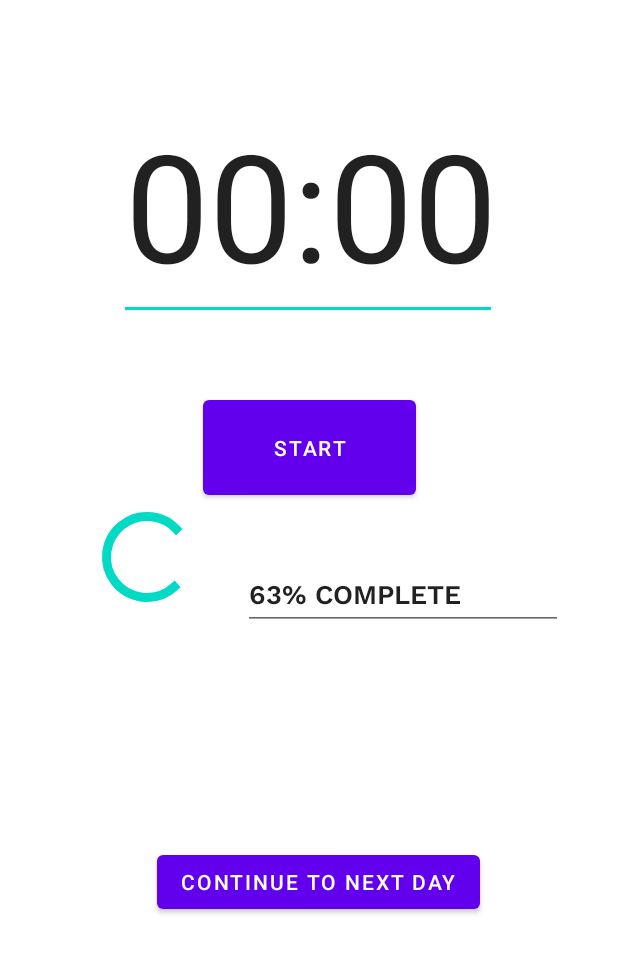
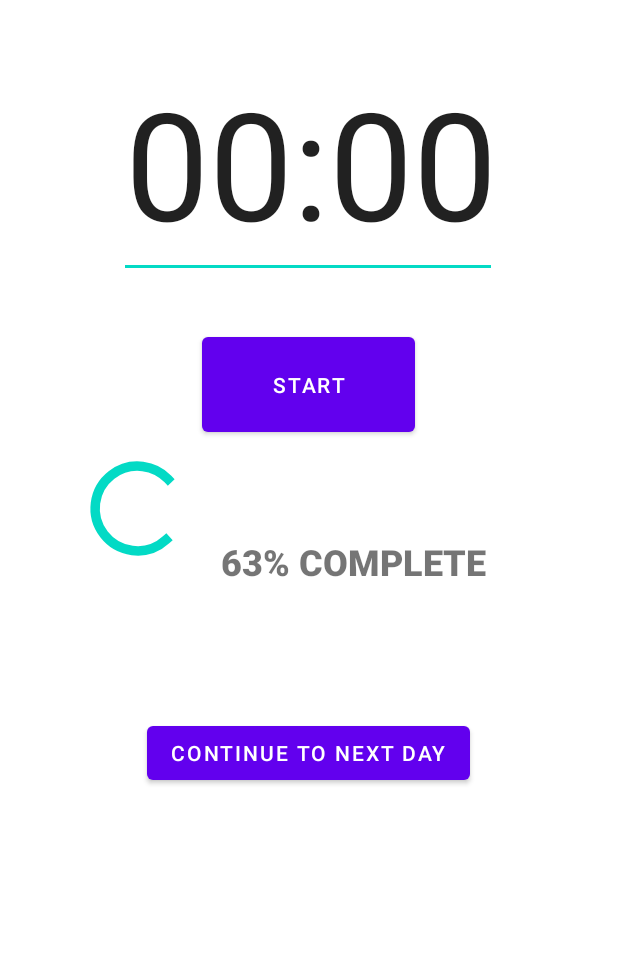
Before and after one commit to ppandya12/IndividualProject2021, an Android app: the fragment HomeFragment shown on its own in the app's theme, on a phone screen of 412 x 824 dp, the part 192-1166 px from its top. Run offline under Robolectric (Android 15) with nearby library versions, the phone set to English and light mode, and no system bars; 2 statements that could not run were skipped.

```diff
--- a/MyApplication/app/src/main/res/layout/activity_main.xml
+++ b/MyApplication/app/src/main/res/layout/activity_main.xml
@@ -22,11 +22,11 @@
     <fragment
         android:id="@+id/nav_host_fragment"
         android:name="androidx.navigation.fragment.NavHostFragment"
-        android:layout_width="match_parent"
-        android:layout_height="match_parent"
+        android:layout_width="406dp"
+        android:layout_height="668dp"
         app:defaultNavHost="true"
         app:layout_constraintBottom_toTopOf="@id/nav_view"
-        app:layout_constraintHorizontal_bias="0.0"
+        app:layout_constraintHorizontal_bias="0.4"
         app:layout_constraintLeft_toLeftOf="parent"
         app:layout_constraintRight_toRightOf="parent"
         app:layout_constraintTop_toTopOf="parent"
--- a/MyApplication/app/src/main/res/layout/fragment_home.xml
+++ b/MyApplication/app/src/main/res/layout/fragment_home.xml
@@ -4,14 +4,14 @@
     xmlns:tools="http://schemas.android.com/tools"
     android:layout_width="match_parent"
     android:layout_height="match_parent"
-    android:foregroundTint="#828486"
+    android:foregroundTint="@color/purple_500"
     tools:context=".ui.home.HomeFragment">
 
     <EditText
         android:id="@+id/editTextTime"
         android:layout_width="252dp"
         android:layout_height="149dp"
-        android:layout_marginTop="136dp"
+        android:layout_marginTop="108dp"
         android:ems="10"
         android:inputType="time"
         android:text="00:00"
@@ -25,35 +25,26 @@
         android:id="@+id/button2"
         android:layout_width="142dp"
         android:layout_height="75dp"
-        android:layout_marginBottom="360dp"
+        android:layout_marginBottom="344dp"
         android:text="Start"
-        android:textColorHighlight="#00BCD4"
+        android:textColorHighlight="#9C27B0"
         android:textColorLink="#FFFFFF"
         app:layout_constraintBottom_toBottomOf="parent"
         app:layout_constraintEnd_toEndOf="parent"
-        app:layout_constraintHorizontal_bias="0.5"
-        app:layout_constraintStart_toStartOf="parent" />
-
-    <ProgressBar
-        android:id="@+id/progressBar3"
-        style="?android:attr/progressBarStyle"
-        android:layout_width="76dp"
-        android:layout_height="72dp"
-        android:layout_marginStart="60dp"
-        android:layout_marginTop="122dp"
-        android:progressTint="#9C27B0"
+        app:layout_constraintHorizontal_bias="0.498"
         app:layout_constraintStart_toStartOf="parent"
-        app:layout_constraintTop_toBottomOf="@+id/editTextTime" />
+        app:layout_constraintTop_toBottomOf="@+id/editTextTime"
+        app:layout_constraintVertical_bias="0.363" />
 
     <ImageButton
         android:id="@+id/imageButton3"
         android:layout_width="61dp"
         android:layout_height="51dp"
-        android:layout_marginBottom="64dp"
+        android:layout_marginBottom="36dp"
         android:src="@drawable/ic_launcher_foreground"
         android:visibility="visible"
         app:layout_constraintBottom_toTopOf="@+id/editTextTime"
-        tools:layout_editor_absoluteX="257dp"
+        tools:layout_editor_absoluteX="260dp"
         tools:visibility="visible" />
 
     <ImageButton
@@ -66,32 +57,39 @@
         app:layout_constraintEnd_toEndOf="parent"
         app:layout_constraintTop_toTopOf="parent" />
 
-    <EditText
-        android:id="@+id/editTextTextPersonName"
-        android:layout_width="wrap_content"
-        android:layout_height="wrap_content"
-        android:layout_marginTop="112dp"
-        android:autofillHints=""
-        android:ems="10"
-        android:fontFamily="@font/work_sans_semibold"
-        android:inputType="textPersonName"
-        android:text="63% COMPLETE "
-        android:visibility="visible"
-        app:layout_constraintEnd_toEndOf="parent"
-        app:layout_constraintHorizontal_bias="0.415"
-        app:layout_constraintStart_toEndOf="@+id/progressBar3"
-        app:layout_constraintTop_toTopOf="@+id/button2"
-        tools:visibility="visible" />
-
     <Button
         android:id="@+id/button"
         android:layout_width="wrap_content"
         android:layout_height="wrap_content"
-        android:layout_marginTop="228dp"
+        android:layout_marginTop="184dp"
         android:text="Continue to next day"
         app:layout_constraintEnd_toEndOf="parent"
-        app:layout_constraintHorizontal_bias="0.532"
+        app:layout_constraintHorizontal_bias="0.497"
         app:layout_constraintStart_toStartOf="parent"
         app:layout_constraintTop_toBottomOf="@+id/button2" />
 
+    <ProgressBar
+        android:id="@+id/progressBar5"
+        style="?android:attr/progressBarStyle"
+        android:layout_width="79dp"
+        android:layout_height="75dp"
+        android:layout_marginStart="52dp"
+        android:layout_marginTop="116dp"
+        android:progressTint="#252728"
+        android:secondaryProgressTint="#FFFFFF"
+        app:layout_constraintStart_toStartOf="parent"
+        app:layout_constraintTop_toBottomOf="@+id/editTextTime" />
+
+    <TextView
+        android:id="@+id/textView"
+        android:layout_width="189dp"
+        android:layout_height="40dp"
+        android:layout_marginStart="16dp"
+        android:layout_marginTop="64dp"
+        android:fontFamily="sans-serif-black"
+        android:text="63% COMPLETE "
+        android:textSize="24sp"
+        app:layout_constraintStart_toEndOf="@+id/progressBar5"
+        app:layout_constraintTop_toBottomOf="@+id/button2" />
+
 </androidx.constraintlayout.widget.ConstraintLayout>
```
Also changed, not shown: MyApplication/app/src/main/res/layout/fragment_notifications.xml (+36 -13 lines).
